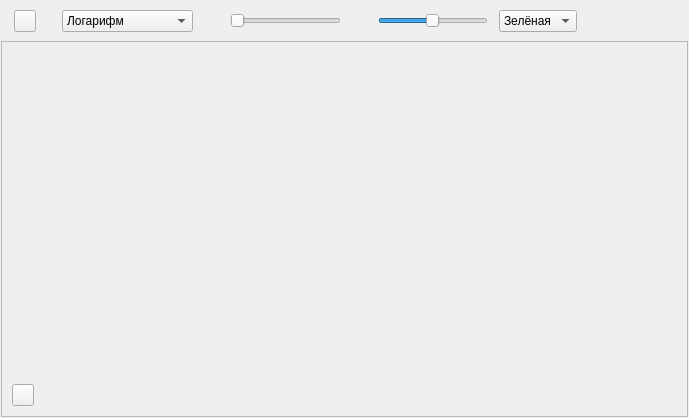
Qt form ui/GraphicWidget.ui (alexvrn/rmo) before a commit.
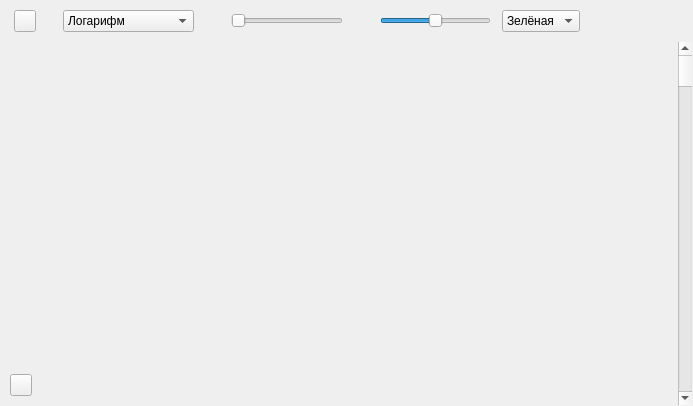
The same form after that commit. Custom widgets are drawn as their Qt base class.

Diff of the .ui file:
```diff
--- a/ui/GraphicWidget.ui
+++ b/ui/GraphicWidget.ui
@@ -6,16 +6,16 @@
    <rect>
     <x>0</x>
     <y>0</y>
-    <width>689</width>
-    <height>418</height>
+    <width>693</width>
+    <height>406</height>
    </rect>
   </property>
   <property name="windowTitle">
    <string>Form</string>
   </property>
-  <layout class="QVBoxLayout" name="verticalLayout">
+  <layout class="QVBoxLayout" name="verticalLayout" stretch="0,5">
    <property name="spacing">
-    <number>0</number>
+    <number>1</number>
    </property>
    <property name="leftMargin">
     <number>1</number>
@@ -324,33 +324,8 @@
     </layout>
    </item>
    <item>
-    <widget class="QScrollArea" name="scrollArea">
-     <property name="widgetResizable">
-      <bool>true</bool>
-     </property>
-     <widget class="QWidget" name="scrollAreaWidgetContents">
-      <property name="geometry">
-       <rect>
-        <x>0</x>
-        <y>0</y>
-        <width>685</width>
-        <height>372</height>
-       </rect>
-      </property>
-      <layout class="QGridLayout" name="gridLayout">
-       <property name="leftMargin">
-        <number>1</number>
-       </property>
-       <property name="topMargin">
-        <number>1</number>
-       </property>
-       <property name="rightMargin">
-        <number>1</number>
-       </property>
-       <property name="bottomMargin">
-        <number>1</number>
-       </property>
-       <item row="0" column="0">
+    <layout class="QHBoxLayout" name="horizontalLayout_3">
+     <item>
         <widget class="QCustomPlot" name="graphic" native="true">
          <property name="minimumSize">
           <size>
@@ -413,9 +388,14 @@
          </layout>
         </widget>
        </item>
-      </layout>
-     </widget>
-    </widget>
+     <item>
+      <widget class="QScrollBar" name="verticalScrollBar">
+       <property name="orientation">
+        <enum>Qt::Vertical</enum>
+       </property>
+      </widget>
+     </item>
+    </layout>
    </item>
   </layout>
  </widget>
```
Lines whose indentation alone changed are shown as unchanged.
